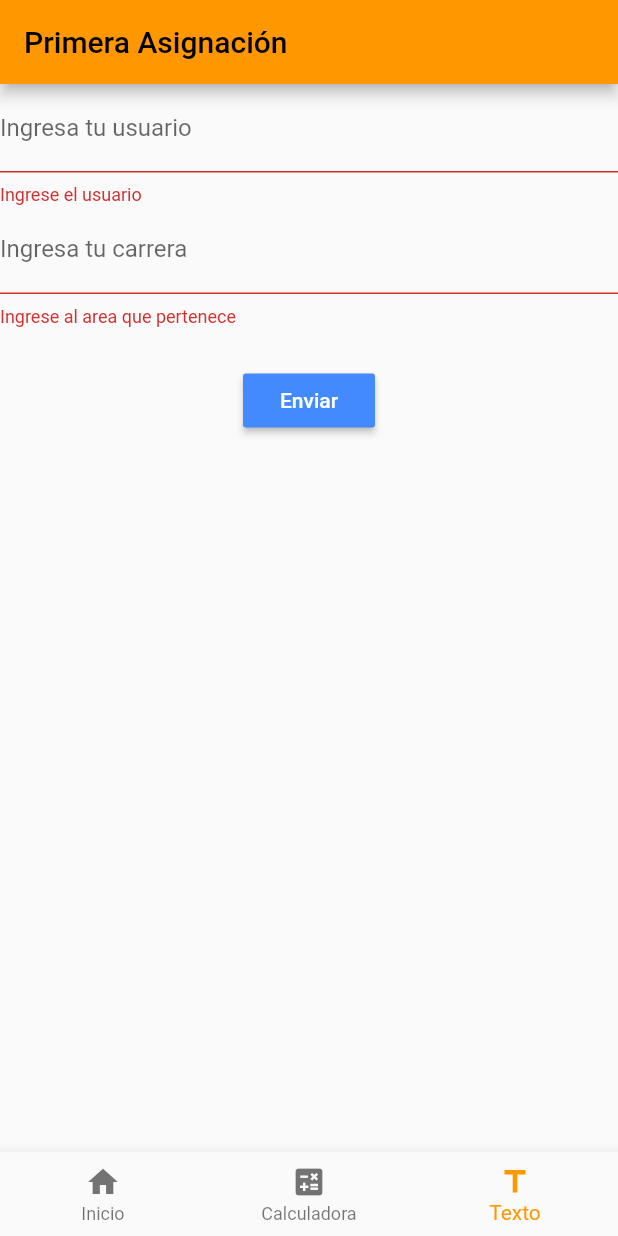
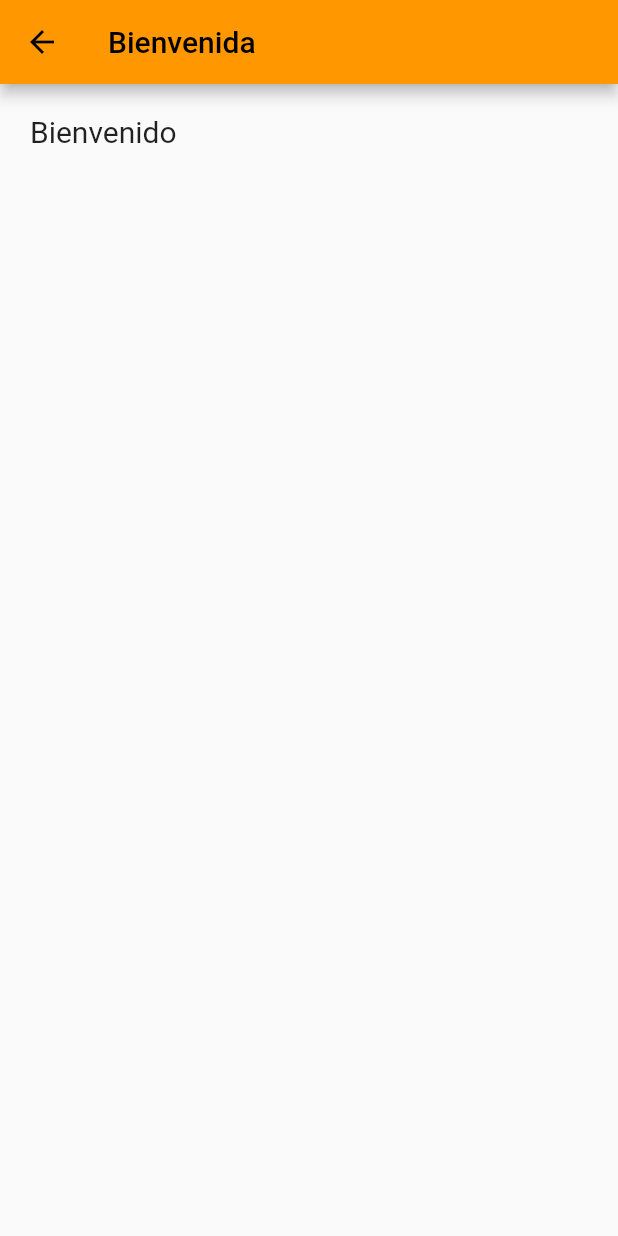
Before and after one commit to Alexvi011/Programacion_Movil, a Flutter app: the screen it shows after launch, item 3 of the bottom bar chosen, after a tap on "Enviar", on a phone screen of 412 x 824 dp. Run offline on Flutter 3.47's test engine with Material 2 defaults, Android fonts, the phone set to English and light mode, and no system bars; Roboto replaces fonts that are missing (rbold).

Commit message:
Se agrega el envio de datos entre clases

```diff
--- /dev/null
+++ b/Calculadora/lib/Mandar.dart
@@ -0,0 +1,38 @@
+import 'package:flutter/material.dart';
+
+
+
+
+class Mandar extends StatefulWidget{
+
+  String texto1;
+  String texto2;
+  Mandar(this.texto1,this.texto2);
+
+  @override
+  _MandarState createState() => _MandarState();
+}
+
+class _MandarState extends State<Mandar>{
+  @override
+  Widget build(BuildContext){
+    return Scaffold(
+      appBar: AppBar(
+        title: Text('Bienvenida'),
+      ),
+      body: ListView(
+        children:[
+          Container(
+            padding: EdgeInsets.all(20),
+            child:Text(
+              'Bienvenido '+ widget.texto1 + " "+ widget.texto2,
+            style: TextStyle(
+              fontSize: 20,
+              fontFamily: 'rbold'
+            ),)
+          )
+        ],
+      ),
+    );
+  }
+}
--- a/Calculadora/lib/basic_bottom_nav_bar.dart
+++ b/Calculadora/lib/basic_bottom_nav_bar.dart
@@ -1,12 +1,12 @@
 import 'package:flutter/material.dart';
 import 'package:calculadora/calculadora.dart';
 import 'package:calculadora/texfield.dart';
-
+import 'package:calculadora/Mandar.dart';
 
 
 class BasicBottomNavBar extends StatefulWidget {
   const BasicBottomNavBar({Key? key}) : super(key: key);
-  //String texto2;
+
 
   @override
   _BasicBottomNavBarState createState() => _BasicBottomNavBarState();
@@ -16,9 +16,8 @@ class _BasicBottomNavBarState extends State<BasicBottomNavBar> {
   int _selectedIndex = 0;
 
   static const List<Widget> _pages = <Widget>[
-    Text(
-      "HOLA",
-    ),
+    //Mandar(),
+    Text('hola'),
     Calculadora(),
     textField(),
     // Icon(
--- a/Calculadora/lib/texfield.dart
+++ b/Calculadora/lib/texfield.dart
@@ -1,7 +1,7 @@
 import 'package:calculadora/basic_bottom_nav_bar.dart';
 import 'package:flutter/material.dart';
 import 'package:flutter/painting.dart';
-
+import 'package:calculadora/Mandar.dart';
 
 
 class textField extends StatefulWidget {
@@ -104,9 +104,7 @@ class _textFieldState extends State<textField>{
                 return 'Ingrese al area que pertenece';
               }else{
                 texto2 = value;
-                Navigator.of(context).push(MaterialPageRoute(builder: (BuildContext context){
-                  return new BasicBottomNavBar();
-                }));
+
               }
             },
             decoration: InputDecoration(
@@ -123,6 +121,9 @@ class _textFieldState extends State<textField>{
               color: Colors.blueAccent,
               textColor: Colors.white,
               onPressed: () {
+                Navigator.of(context).push(MaterialPageRoute(builder: (BuildContext context){
+                  return new Mandar(texto1,texto2);
+                }));
                 // devolverá true si el formulario es válido, o falso si
                 // el formulario no es válido.
                 if (_formKey.currentState!.validate()) {
```
